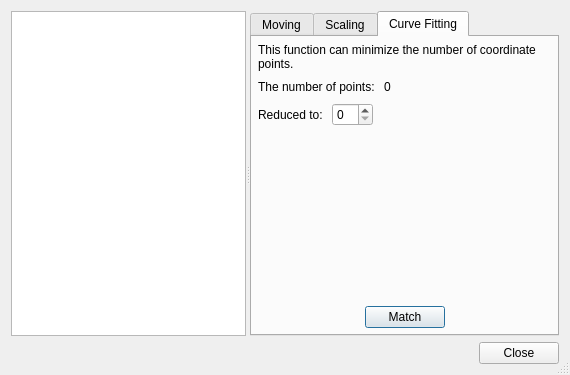
Qt form pyslvs_ui/synthesis/dimensional_synthesis/dialogs/path_adjust.ui (KmolYuan/Pyslvs-UI) before a commit.
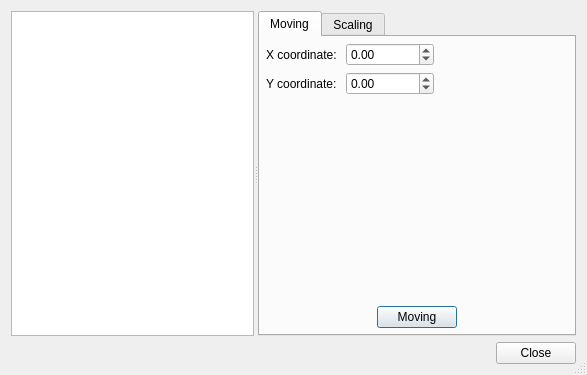
The same form after that commit. The open tabs and pages were chosen to show the change. Icons and pictures are not drawn.

The edit to the form file:
```diff
--- a/pyslvs_ui/synthesis/dimensional_synthesis/dialogs/path_adjust.ui
+++ b/pyslvs_ui/synthesis/dimensional_synthesis/dialogs/path_adjust.ui
@@ -6,7 +6,7 @@
    <rect>
     <x>0</x>
     <y>0</y>
-    <width>570</width>
+    <width>587</width>
     <height>375</height>
    </rect>
   </property>
@@ -366,146 +366,6 @@
         </item>
        </layout>
       </widget>
-      <widget class="QWidget" name="curve_fitting">
-       <attribute name="title">
-        <string>Curve Fitting</string>
-       </attribute>
-       <layout class="QVBoxLayout" name="verticalLayout_4">
-        <property name="leftMargin">
-         <number>6</number>
-        </property>
-        <property name="topMargin">
-         <number>6</number>
-        </property>
-        <property name="rightMargin">
-         <number>6</number>
-        </property>
-        <property name="bottomMargin">
-         <number>6</number>
-        </property>
-        <item>
-         <widget class="QLabel" name="label_8">
-          <property name="text">
-           <string>This function can minimize the number of coordinate points.</string>
-          </property>
-          <property name="wordWrap">
-           <bool>true</bool>
-          </property>
-         </widget>
-        </item>
-        <item>
-         <layout class="QHBoxLayout" name="horizontalLayout_7">
-          <item>
-           <widget class="QLabel" name="label_7">
-            <property name="text">
-             <string>The number of points: </string>
-            </property>
-           </widget>
-          </item>
-          <item>
-           <widget class="QLabel" name="points_num">
-            <property name="text">
-             <string>0</string>
-            </property>
-           </widget>
-          </item>
-          <item>
-           <spacer name="horizontalSpacer_12">
-            <property name="orientation">
-             <enum>Qt::Horizontal</enum>
-            </property>
-            <property name="sizeHint" stdset="0">
-             <size>
-              <width>40</width>
-              <height>20</height>
-             </size>
-            </property>
-           </spacer>
-          </item>
-         </layout>
-        </item>
-        <item>
-         <layout class="QHBoxLayout" name="horizontalLayout_6">
-          <item>
-           <widget class="QLabel" name="label_6">
-            <property name="text">
-             <string>Reduced to: </string>
-            </property>
-           </widget>
-          </item>
-          <item>
-           <widget class="QSpinBox" name="match_num"/>
-          </item>
-          <item>
-           <spacer name="horizontalSpacer_11">
-            <property name="orientation">
-             <enum>Qt::Horizontal</enum>
-            </property>
-            <property name="sizeHint" stdset="0">
-             <size>
-              <width>40</width>
-              <height>20</height>
-             </size>
-            </property>
-           </spacer>
-          </item>
-         </layout>
-        </item>
-        <item>
-         <spacer name="verticalSpacer_3">
-          <property name="orientation">
-           <enum>Qt::Vertical</enum>
-          </property>
-          <property name="sizeHint" stdset="0">
-           <size>
-            <width>20</width>
-            <height>40</height>
-           </size>
-          </property>
-         </spacer>
-        </item>
-        <item>
-         <layout class="QHBoxLayout" name="horizontalLayout_8">
-          <item>
-           <spacer name="horizontalSpacer_13">
-            <property name="orientation">
-             <enum>Qt::Horizontal</enum>
-            </property>
-            <property name="sizeHint" stdset="0">
-             <size>
-              <width>40</width>
-              <height>20</height>
-             </size>
-            </property>
-           </spacer>
-          </item>
-          <item>
-           <widget class="QPushButton" name="match_button">
-            <property name="text">
-             <string>Match</string>
-            </property>
-            <property name="default">
-             <bool>true</bool>
-            </property>
-           </widget>
-          </item>
-          <item>
-           <spacer name="horizontalSpacer_14">
-            <property name="orientation">
-             <enum>Qt::Horizontal</enum>
-            </property>
-            <property name="sizeHint" stdset="0">
-             <size>
-              <width>40</width>
-              <height>20</height>
-             </size>
-            </property>
-           </spacer>
-          </item>
-         </layout>
-        </item>
-       </layout>
-      </widget>
      </widget>
     </widget>
    </item>
```
Left out of the diff: 3 changed lines with no effect on the pictures.
